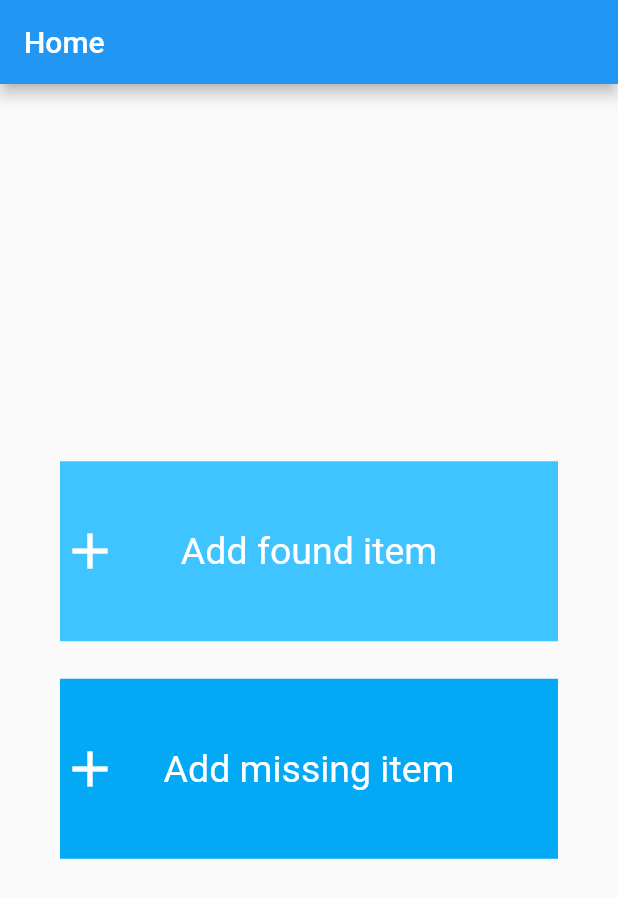
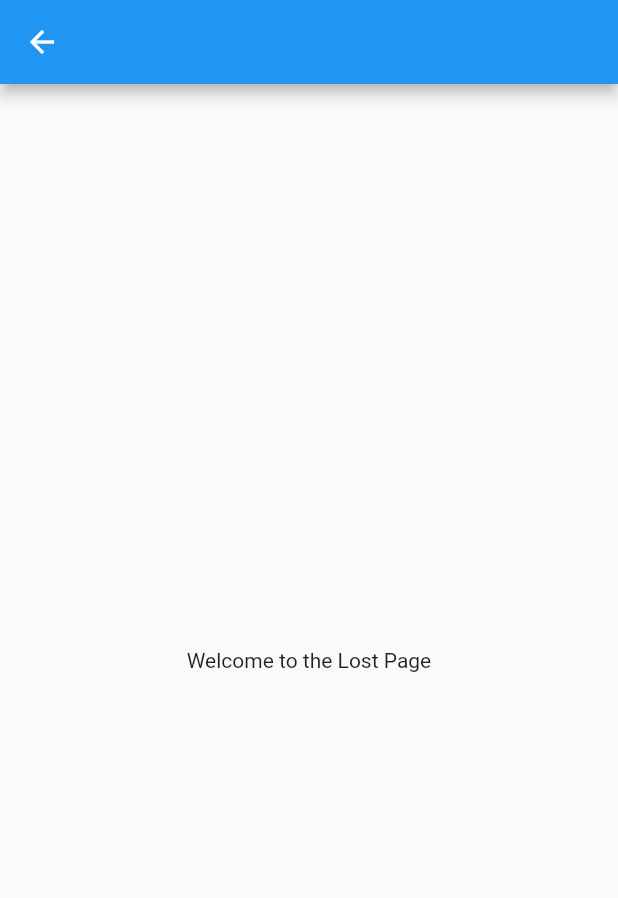
Before and after one commit to Static-404/lostandfound, a Flutter app: the screen it shows after launch, after a tap on "Add missing item", on a phone screen of 412 x 824 dp. Shown: the top 898 px of the screen. Run offline on Flutter 3.47's test engine with Material 2 defaults, Android fonts, the phone set to English and light mode, and no system bars; our stand-ins replace firebase_auth, firebase_core; accounts and stored records are empty.

Commit message:
finished the home page

```diff
--- a/lib/main.dart
+++ b/lib/main.dart
@@ -1,7 +1,9 @@
 import 'package:flutter/material.dart';
+import 'package:lostandfound/screens/found.dart';
 import 'package:lostandfound/screens/home.dart';
 import 'package:lostandfound/screens/login.dart';
 import 'package:firebase_core/firebase_core.dart';
+import 'package:lostandfound/screens/lost.dart';
 import 'package:lostandfound/screens/register.dart';
 import 'firebase_options.dart';
 import 'package:firebase_auth/firebase_auth.dart';
@@ -31,6 +33,8 @@ class MyApp extends StatelessWidget {
         "login": (context) => const LoginPage(),
         "register": (context) => const RegistrationPage(),
         "home": (context) => const HomePage(),
+        "lost": (context) => const LostItemPage(),
+        "found": (context) => const FoundItemPage(),
       },
     );
   }
--- a/lib/screens/home.dart
+++ b/lib/screens/home.dart
@@ -20,7 +20,7 @@ appBar: AppBar(
         children: [
           GestureDetector(
             onTap: (){
-
+              Navigator.pushNamed(context, 'found');
             },
             child: Container(
               margin: const EdgeInsets.symmetric(vertical: 10.0,horizontal: 40.0),
@@ -47,7 +47,7 @@ appBar: AppBar(
           const SizedBox(height: 5.0,),
           GestureDetector(
             onTap: (){
-
+              Navigator.pushNamed(context, 'lost');
             },
             child: Container(
               margin: const EdgeInsets.symmetric(vertical: 10.0,horizontal: 40.0),
--- /dev/null
+++ b/lib/screens/lost.dart
@@ -0,0 +1,23 @@
+import 'package:flutter/material.dart';
+
+class LostItemPage extends StatefulWidget {
+  const LostItemPage({super.key});
+
+  @override
+  State<LostItemPage> createState() => _LostItemPageState();
+}
+
+class _LostItemPageState extends State<LostItemPage> {
+  @override
+  Widget build(BuildContext context) {
+    return Scaffold(
+      appBar: AppBar(
+
+      ),
+      body: Container(
+        alignment: Alignment.center,
+        child: const Text('Welcome to the Lost Page'),
+      ),
+    );
+  }
+}
```
Also changed, not shown: lib/screens/found.dart (added, +23 -0 lines).
